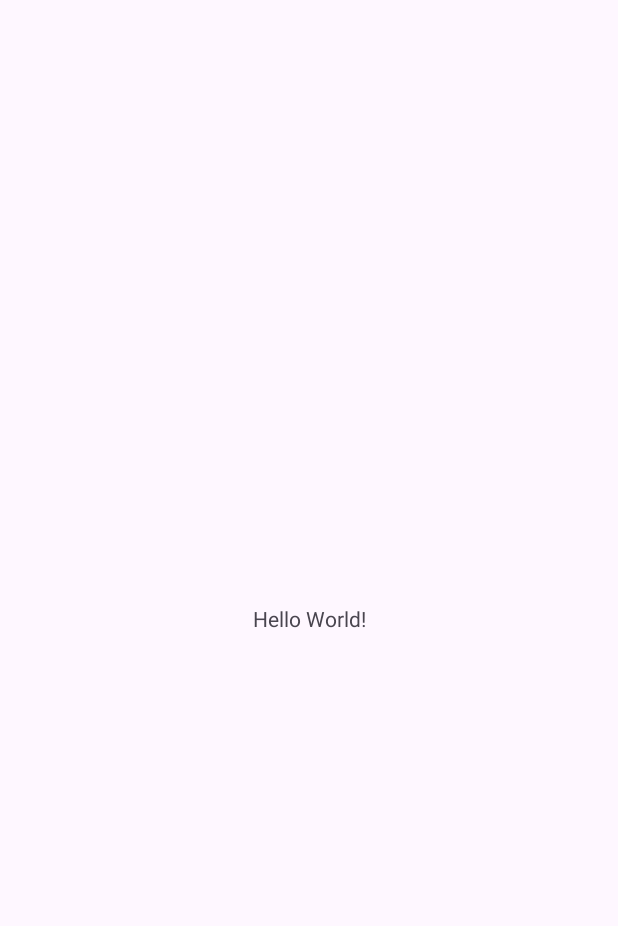
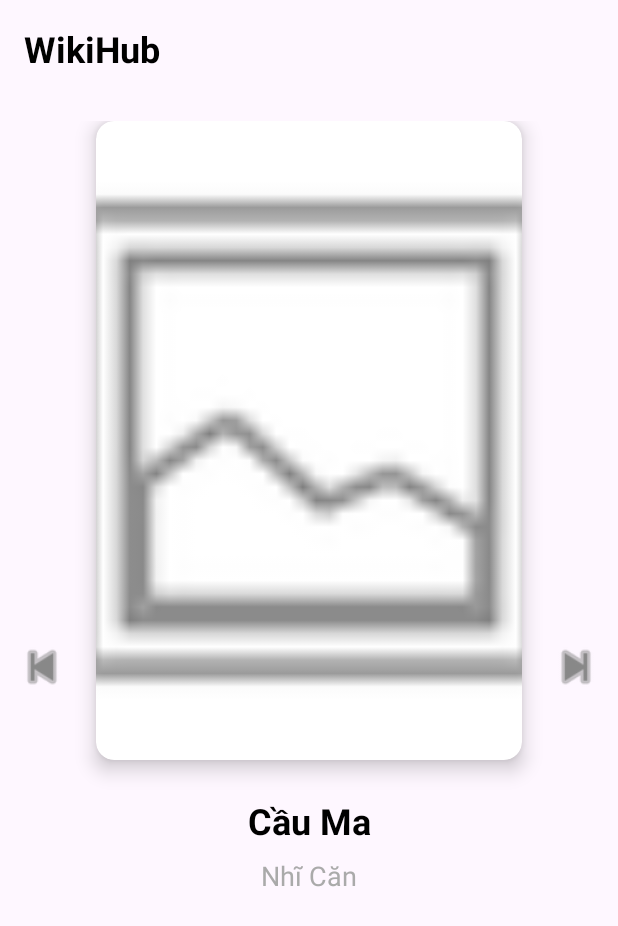
Before and after one commit to TienDatNguyen104473172/Software-Development-For-Mobile-App, an Android app: the screen it shows after launch (MainActivity), on a phone screen of 412 x 824 dp. Before the commit the part shown is almost empty. Shown: the top 926 px of the screen. Run offline under Robolectric (Android 15) with nearby library versions, the phone set to English and light mode, and no system bars; our stand-ins replace Room's generated code.

Commit message:
Feature: Implement Cover Flow UI for Home Screen

```diff
--- a/app/src/main/AndroidManifest.xml
+++ b/app/src/main/AndroidManifest.xml
@@ -3,6 +3,7 @@
     xmlns:tools="http://schemas.android.com/tools">
 
     <application
+        android:name=".WikiApplication"
         android:allowBackup="true"
         android:dataExtractionRules="@xml/data_extraction_rules"
         android:fullBackupContent="@xml/backup_rules"
--- a/app/src/main/java/com/example/mini_library/MainActivity.kt
+++ b/app/src/main/java/com/example/mini_library/MainActivity.kt
@@ -1,20 +1,80 @@
-package com.example.mini_library
+package com.example.mini_library // Đảm bảo đúng package của bạn
 
 import android.os.Bundle
-import androidx.activity.enableEdgeToEdge
+import android.view.View
+import android.widget.Toast
+import androidx.activity.viewModels
 import androidx.appcompat.app.AppCompatActivity
-import androidx.core.view.ViewCompat
-import androidx.core.view.WindowInsetsCompat
+import androidx.viewpager2.widget.ViewPager2
+import com.example.mini_library.data.Novel
+import com.example.mini_library.ui.MainViewModel
+import com.example.mini_library.ui.MainViewModelFactory
+import com.example.mini_library.ui.NovelAdapter
 
 class MainActivity : AppCompatActivity() {
+
+    // 1. Khởi tạo ViewModel (để lấy dữ liệu)
+    private val viewModel: MainViewModel by viewModels {
+        MainViewModelFactory((application as WikiApplication).repository)
+    }
+
     override fun onCreate(savedInstanceState: Bundle?) {
         super.onCreate(savedInstanceState)
-        enableEdgeToEdge()
         setContentView(R.layout.activity_main)
-        ViewCompat.setOnApplyWindowInsetsListener(findViewById(R.id.main)) { v, insets ->
-            val systemBars = insets.getInsets(WindowInsetsCompat.Type.systemBars())
-            v.setPadding(systemBars.left, systemBars.top, systemBars.right, systemBars.bottom)
-            insets
+
+        // 2. Tìm ViewPager2 và các nút
+        val viewPager = findViewById<ViewPager2>(R.id.viewPagerNovels)
+        val btnPrev = findViewById<View>(R.id.btnPrev)
+        val btnNext = findViewById<View>(R.id.btnNext)
+
+        // 3. Khởi tạo Adapter
+        val adapter = NovelAdapter { novel ->
+            // Xử lý khi nhấn vào bìa sách
+            Toast.makeText(this, "Selected: ${novel.title}", Toast.LENGTH_SHORT).show()
+            // Sau này sẽ mở màn hình đọc truyện tại đây
+        }
+        viewPager.adapter = adapter
+
+        // 4. Tạo hiệu ứng "Cover Flow" (trang ở giữa to hơn)
+        viewPager.offscreenPageLimit = 1 // Giữ 1 trang bên cạnh
+        viewPager.setPageTransformer { page, position ->
+            val absPos = Math.abs(position)
+            page.scaleY = 0.85f + (1 - absPos) * 0.15f
+            page.scaleX = 0.85f + (1 - absPos) * 0.15f
+            page.alpha = 0.5f + (1 - absPos) * 0.5f
+        }
+
+        // 5. Quan sát (Observe) dữ liệu từ ViewModel
+        viewModel.allNovels.observe(this) { novels ->
+            if (novels.isNullOrEmpty()) {
+                // Nếu DB trống, thêm dữ liệu mẫu
+                addSampleData()
+            } else {
+                // Nếu có dữ liệu, cập nhật lên Adapter
+                adapter.submitList(novels)
+            }
+        }
+
+        // 6. Xử lý nút mũi tên
+        btnPrev.setOnClickListener {
+            val currentItem = viewPager.currentItem
+            if (currentItem > 0) {
+                viewPager.setCurrentItem(currentItem - 1, true) // Lướt về trước
+            }
+        }
+
+        btnNext.setOnClickListener {
+            val currentItem = viewPager.currentItem
+            if (currentItem < adapter.itemCount - 1) {
+                viewPager.setCurrentItem(currentItem + 1, true) // Lướt về sau
+            }
         }
     }
+
+    // Hàm thêm dữ liệu mẫu
+    private fun addSampleData() {
+        viewModel.insertNovel(Novel(title = "Phàm Nhân Tu Tiên", author = "Vong Ngữ", coverUrl = "", summary = ""))
+        viewModel.insertNovel(Novel(title = "Tiên Nghịch", author = "Nhĩ Căn", coverUrl = "", summary = ""))
+        viewModel.insertNovel(Novel(title = "Cầu Ma", author = "Nhĩ Căn", coverUrl = "", summary = ""))
+    }
 }
--- /dev/null
+++ b/app/src/main/java/com/example/mini_library/WikiApplication.kt
@@ -0,0 +1,11 @@
+package com.example.mini_library
+
+import android.app.Application
+import com.example.mini_library.data.AppDatabase
+import com.example.mini_library.data.WikiRepository
+
+class WikiApplication : Application() {
+    // Tạo database và repository một lần duy nhất khi app khởi động
+    val database by lazy { AppDatabase.getDatabase(this) }
+    val repository by lazy { WikiRepository(database.novelDao(), database.arcDao(), database.characterDao()) }
+}
--- /dev/null
+++ b/app/src/main/java/com/example/mini_library/data/AppDatabase.kt
@@ -0,0 +1,37 @@
+package com.example.mini_library.data
+
+import android.content.Context
+import androidx.room.Database
+import androidx.room.Room
+import androidx.room.RoomDatabase
+
+// 1. Khai báo đây là Database, bao gồm các bảng nào, version bao nhiêu
+@Database(entities = [Novel::class, Arc::class, Character::class], version = 1, exportSchema = false)
+abstract class AppDatabase : RoomDatabase() {
+
+    // 2. Khai báo các DAO để truy cập dữ liệu
+    abstract fun novelDao(): NovelDao
+    abstract fun arcDao(): ArcDao
+    abstract fun characterDao(): CharacterDao
+
+    // 3. Companion object để tạo instance duy nhất (Singleton pattern)
+    companion object {
+        @Volatile
+        private var INSTANCE: AppDatabase? = null
+
+        fun getDatabase(context: Context): AppDatabase {
+            // Nếu INSTANCE đã có thì trả về, nếu chưa thì tạo mới
+            return INSTANCE ?: synchronized(this) {
+                val instance = Room.databaseBuilder(
+                    context.applicationContext,
+                    AppDatabase::class.java,
+                    "wikihub_database" // Tên file database trên điện thoại
+                )
+                    .fallbackToDestructiveMigration() // Nếu đổi version mà chưa biết migrate thì xóa cũ tạo mới (chỉ dùng lúc dev)
+                    .build()
+                INSTANCE = instance
+                instance
+            }
+        }
+    }
+}
--- /dev/null
+++ b/app/src/main/java/com/example/mini_library/data/Arc.kt
@@ -0,0 +1,26 @@
+package com.example.mini_library.data
+
+import androidx.room.Entity
+import androidx.room.ForeignKey
+import androidx.room.Index
+import androidx.room.PrimaryKey
+
+@Entity(
+    tableName = "arcs",
+    foreignKeys = [
+        ForeignKey(
+            entity = Novel::class,
+            parentColumns = ["id"],
+            childColumns = ["novelId"],
+            onDelete = ForeignKey.CASCADE
+        )
+    ],
+    indices = [Index(value = ["novelId"])]
+)
+data class Arc(
+    @PrimaryKey(autoGenerate = true) val id: Int = 0,
+    val novelId: Int,
+    val title: String,
+    val order: Int,
+    val summary: String
+)
--- /dev/null
+++ b/app/src/main/java/com/example/mini_library/data/ArcDao.kt
@@ -0,0 +1,25 @@
+package com.example.mini_library.data
+
+import androidx.room.Dao
+import androidx.room.Delete
+import androidx.room.Insert
+import androidx.room.OnConflictStrategy
+import androidx.room.Query
+import androidx.room.Update
+import kotlinx.coroutines.flow.Flow
+
+@Dao
+interface ArcDao {
+    // Lấy tất cả Arc của một truyện cụ thể, sắp xếp theo thứ tự
+    @Query("SELECT * FROM arcs WHERE novelId = :novelId ORDER BY `order` ASC")
+    fun getArcsByNovel(novelId: Int): Flow<List<Arc>>
+
+    @Insert(onConflict = OnConflictStrategy.REPLACE)
+    suspend fun insert(arc: Arc)
+
+    @Update
+    suspend fun update(arc: Arc)
+
+    @Delete
+    suspend fun delete(arc: Arc)
+}
--- /dev/null
+++ b/app/src/main/java/com/example/mini_library/data/Character.kt
@@ -0,0 +1,27 @@
+package com.example.mini_library.data
+
+import androidx.room.Entity
+import androidx.room.ForeignKey
+import androidx.room.Index
+import androidx.room.PrimaryKey
+
+@Entity(
+    tableName = "characters",
+    foreignKeys = [
+        ForeignKey(
+            entity = Novel::class,
+            parentColumns = ["id"],
+            childColumns = ["novelId"],
+            onDelete = ForeignKey.CASCADE
+        )
+    ],
+    indices = [Index(value = ["novelId"])]
+)
+data class Character(
+    @PrimaryKey(autoGenerate = true) val id: Int = 0,
+    val novelId: Int,
+    val name: String,
+    val avatarUrl: String,
+    val role: String,
+    val bio: String
+)
--- /dev/null
+++ b/app/src/main/java/com/example/mini_library/data/CharacterDao.kt
@@ -0,0 +1,25 @@
+package com.example.mini_library.data
+
+import androidx.room.Dao
+import androidx.room.Delete
+import androidx.room.Insert
+import androidx.room.OnConflictStrategy
+import androidx.room.Query
+import androidx.room.Update
+import kotlinx.coroutines.flow.Flow
+
+@Dao
+interface CharacterDao {
+    // Lấy tất cả nhân vật của một truyện
+    @Query("SELECT * FROM characters WHERE novelId = :novelId ORDER BY name ASC")
+    fun getCharactersByNovel(novelId: Int): Flow<List<Character>>
+
+    @Insert(onConflict = OnConflictStrategy.REPLACE)
+    suspend fun insert(character: Character)
+
+    @Update
+    suspend fun update(character: Character)
+
+    @Delete
+    suspend fun delete(character: Character)
+}
--- /dev/null
+++ b/app/src/main/java/com/example/mini_library/data/Novel.kt
@@ -0,0 +1,13 @@
+package com.example.mini_library.data
+
+import androidx.room.Entity
+import androidx.room.PrimaryKey
+
+@Entity(tableName = "novels")
+data class Novel(
+    @PrimaryKey(autoGenerate = true) val id: Int = 0,
+    val title: String,
+    val author: String,
+    val coverUrl: String,
+    val summary: String
+)
--- /dev/null
+++ b/app/src/main/java/com/example/mini_library/data/NovelDao.kt
@@ -0,0 +1,32 @@
+package com.example.mini_library.data
+
+import androidx.room.Dao
+import androidx.room.Delete
+import androidx.room.Insert
+import androidx.room.OnConflictStrategy
+import androidx.room.Query
+import androidx.room.Update
+import kotlinx.coroutines.flow.Flow
+
+@Dao
+interface NovelDao {
+    // Lấy tất cả truyện, sắp xếp theo tên
+    @Query("SELECT * FROM novels ORDER BY title ASC")
+    fun getAllNovels(): Flow<List<Novel>>
+
+    // Lấy một truyện cụ thể theo ID
+    @Query("SELECT * FROM novels WHERE id = :id")
+    fun getNovel(id: Int): Flow<Novel>
+
+    // Thêm truyện mới (nếu trùng ID thì ghi đè)
+    @Insert(onConflict = OnConflictStrategy.REPLACE)
+    suspend fun insert(novel: Novel)
+
+    // Cập nhật thông tin truyện
+    @Update
+    suspend fun update(novel: Novel)
+
+    // Xóa một truyện
+    @Delete
+    suspend fun delete(novel: Novel)
+}
--- /dev/null
+++ b/app/src/main/java/com/example/mini_library/data/WikiRepository.kt
@@ -0,0 +1,29 @@
+package com.example.mini_library.data
+
+import kotlinx.coroutines.flow.Flow
+
+// Repository nhận vào các DAO để làm việc với Database
+class WikiRepository(
+    private val novelDao: NovelDao,
+    private val arcDao: ArcDao,
+    private val characterDao: CharacterDao
+) {
+    // --- Novel (Truyện) ---
+    val allNovels: Flow<List<Novel>> = novelDao.getAllNovels()
+
+    fun getNovel(id: Int): Flow<Novel> = novelDao.getNovel(id)
+
+    suspend fun insertNovel(novel: Novel) = novelDao.insert(novel)
+    suspend fun updateNovel(novel: Novel) = novelDao.update(novel)
+    suspend fun deleteNovel(novel: Novel) = novelDao.delete(novel)
+
+    // --- Arc (Hồi) ---
+    fun getArcsByNovel(novelId: Int): Flow<List<Arc>> = arcDao.getArcsByNovel(novelId)
+    suspend fun insertArc(arc: Arc) = arcDao.insert(arc)
+    suspend fun deleteArc(arc: Arc) = arcDao.delete(arc)
+
+    // --- Character (Nhân vật) ---
+    fun getCharactersByNovel(novelId: Int): Flow<List<Character>> = characterDao.getCharactersByNovel(novelId)
+    suspend fun insertCharacter(character: Character) = characterDao.insert(character)
+    suspend fun deleteCharacter(character: Character) = characterDao.delete(character)
+}
--- /dev/null
+++ b/app/src/main/java/com/example/mini_library/ui/MainViewModel.kt
@@ -0,0 +1,37 @@
+package com.example.mini_library.ui
+
+import androidx.lifecycle.ViewModel
+import androidx.lifecycle.ViewModelProvider
+import androidx.lifecycle.asLiveData
+import androidx.lifecycle.viewModelScope
+import com.example.mini_library.data.Novel
+import com.example.mini_library.data.WikiRepository
+import kotlinx.coroutines.launch
+
+class MainViewModel(private val repository: WikiRepository) : ViewModel() {
+
+    // --- Novel (Truyện) ---
+    // Chuyển Flow thành LiveData để UI dễ quan sát
+    val allNovels = repository.allNovels.asLiveData()
+
+    fun insertNovel(novel: Novel) = viewModelScope.launch {
+        repository.insertNovel(novel)
+    }
+
+    fun deleteNovel(novel: Novel) = viewModelScope.launch {
+        repository.deleteNovel(novel)
+    }
+
+    // (Bạn có thể thêm các hàm cho Arc và Character tương tự khi cần)
+}
+
+// Factory để tạo ViewModel với tham số là Repository
+class MainViewModelFactory(private val repository: WikiRepository) : ViewModelProvider.Factory {
+    override fun <T : ViewModel> create(modelClass: Class<T>): T {
+        if (modelClass.isAssignableFrom(MainViewModel::class.java)) {
+            @Suppress("UNCHECKED_CAST")
+            return MainViewModel(repository) as T
+        }
+        throw IllegalArgumentException("Unknown ViewModel class")
+    }
+}
--- /dev/null
+++ b/app/src/main/java/com/example/mini_library/ui/NovelAdapter.kt
@@ -0,0 +1,60 @@
+package com.example.mini_library.ui // Đảm bảo đúng package của bạn
+
+import android.view.LayoutInflater
+import android.view.View
+import android.view.ViewGroup
+import android.widget.TextView
+import androidx.recyclerview.widget.DiffUtil
+import androidx.recyclerview.widget.ListAdapter
+import androidx.recyclerview.widget.RecyclerView
+import com.example.mini_library.R
+import com.example.mini_library.data.Novel
+
+// Adapter này dùng ListAdapter để tự động xử lý thay đổi dữ liệu (rất hiệu quả)
+class NovelAdapter(private val onItemClicked: (Novel) -> Unit) :
+    ListAdapter<Novel, NovelAdapter.NovelViewHolder>(DiffCallback) {
+
+    // 1. ViewHolder: Giữ các View của MỘT trang bìa sách
+    class NovelViewHolder(itemView: View) : RecyclerView.ViewHolder(itemView) {
+        // Tìm các View bên trong file item_novel_cover.xml
+        private val textTitle: TextView = itemView.findViewById(R.id.textTitle)
+        private val textAuthor: TextView = itemView.findViewById(R.id.textAuthor)
+        // private val imageCover: ImageView = itemView.findViewById(R.id.imageCover) // Sẽ dùng sau
+
+        // Hàm này gán dữ liệu từ 'Novel' vào các View
+        fun bind(novel: Novel) {
+            textTitle.text = novel.title
+            textAuthor.text = novel.author
+            // Sau này chúng ta sẽ dùng thư viện Glide/Coil để load ảnh bìa vào imageCover
+        }
+    }
+
+    // 2. Được gọi khi ViewPager2 cần tạo một trang mới
+    override fun onCreateViewHolder(parent: ViewGroup, viewType: Int): NovelViewHolder {
+        // "Thổi phồng" (Inflate) layout mới của chúng ta
+        val view = LayoutInflater.from(parent.context)
+            .inflate(R.layout.item_novel_cover, parent, false)
+        return NovelViewHolder(view)
+    }
+
+    // 3. Được gọi khi ViewPager2 muốn hiển thị dữ liệu cho một trang
+    override fun onBindViewHolder(holder: NovelViewHolder, position: Int) {
+        val novel = getItem(position)
+        holder.bind(novel)
+        // Bắt sự kiện click vào trang sách
+        holder.itemView.setOnClickListener {
+            onItemClicked(novel)
+        }
+    }
+
+    // 4. Đối tượng giúp so sánh danh sách cũ và mới (rất quan trọng cho ListAdapter)
+    companion object DiffCallback : DiffUtil.ItemCallback<Novel>() {
+        override fun areItemsTheSame(oldItem: Novel, newItem: Novel): Boolean {
+            return oldItem.id == newItem.id
+        }
+
+        override fun areContentsTheSame(oldItem: Novel, newItem: Novel): Boolean {
+            return oldItem == newItem
+        }
+    }
+}
--- a/app/src/main/res/layout/activity_main.xml
+++ b/app/src/main/res/layout/activity_main.xml
@@ -2,18 +2,56 @@
 <androidx.constraintlayout.widget.ConstraintLayout xmlns:android="http://schemas.android.com/apk/res/android"
     xmlns:app="http://schemas.android.com/apk/res-auto"
     xmlns:tools="http://schemas.android.com/tools"
-    android:id="@+id/main"
     android:layout_width="match_parent"
     android:layout_height="match_parent"
     tools:context=".MainActivity">
 
     <TextView
-        android:layout_width="wrap_content"
+        android:id="@+id/textTitle"
+        android:layout_width="0dp"
         android:layout_height="wrap_content"
-        android:text="Hello World!"
+        android:padding="16dp"
+        android:text="@string/app_name"
+        android:textSize="24sp"
+        android:textStyle="bold"
+        android:textColor="@android:color/black"
+        app:layout_constraintTop_toTopOf="parent"
+        app:layout_constraintStart_toStartOf="parent"
+        app:layout_constraintEnd_toEndOf="parent" />
+
+    <androidx.viewpager2.widget.ViewPager2
+        android:id="@+id/viewPagerNovels"
+        android:layout_width="0dp"
+        android:layout_height="0dp"
+        app:layout_constraintTop_toBottomOf="@id/textTitle"
         app:layout_constraintBottom_toBottomOf="parent"
+        app:layout_constraintStart_toStartOf="parent"
+        app:layout_constraintEnd_toEndOf="parent" />
+
+    <ImageButton
+        android:id="@+id/btnPrev"
+        android:layout_width="40dp"
+        android:layout_height="40dp"
+        android:layout_marginStart="8dp"
+        android:background="?attr/selectableItemBackgroundBorderless"
+        android:src="@android:drawable/ic_media_previous"
+        android:scaleType="fitCenter"
+        app:tint="#888888"
+        app:layout_constraintStart_toStartOf="parent"
+        app:layout_constraintTop_toTopOf="@id/viewPagerNovels"
+        app:layout_constraintBottom_toBottomOf="@id/viewPagerNovels" />
+
+    <ImageButton
+        android:id="@+id/btnNext"
+        android:layout_width="40dp"
+        android:layout_height="40dp"
+        android:layout_marginEnd="8dp"
+        android:background="?attr/selectableItemBackgroundBorderless"
+        android:src="@android:drawable/ic_media_next"
+        android:scaleType="fitCenter"
+        app:tint="#888888"
         app:layout_constraintEnd_toEndOf="parent"
-        app:layout_constraintStart_toStartOf="parent"
-        app:layout_constraintTop_toTopOf="parent" />
+        app:layout_constraintTop_toTopOf="@id/viewPagerNovels"
+        app:layout_constraintBottom_toBottomOf="@id/viewPagerNovels" />
 
 </androidx.constraintlayout.widget.ConstraintLayout>
--- /dev/null
+++ b/app/src/main/res/layout/item_novel_cover.xml
@@ -0,0 +1,57 @@
+<?xml version="1.0" encoding="utf-8"?>
+<androidx.constraintlayout.widget.ConstraintLayout xmlns:android="http://schemas.android.com/apk/res/android"
+    xmlns:app="http://schemas.android.com/apk/res-auto"
+    android:layout_width="match_parent"
+    android:layout_height="match_parent"
+    android:padding="16dp"> <androidx.cardview.widget.CardView
+    android:id="@+id/cardCover"
+    android:layout_width="0dp"
+    android:layout_height="0dp"
+    android:layout_marginStart="48dp"
+    android:layout_marginEnd="48dp"
+    app:cardCornerRadius="12dp"
+    app:cardElevation="8dp"
+    app:layout_constraintBottom_toTopOf="@+id/textTitle"
+    app:layout_constraintDimensionRatio="2:3"
+    app:layout_constraintEnd_toEndOf="parent"
+    app:layout_constraintStart_toStartOf="parent"
+    app:layout_constraintTop_toTopOf="parent"
+    app:layout_constraintVertical_bias="0.45">
+
+    <ImageView
+        android:id="@+id/imageCover"
+        android:layout_width="match_parent"
+        android:layout_height="match_parent"
+        android:scaleType="centerCrop"
+        android:src="@android:drawable/ic_menu_gallery" />
+
+</androidx.cardview.widget.CardView>
+
+    <TextView
+        android:id="@+id/textTitle"
+        android:layout_width="0dp"
+        android:layout_height="wrap_content"
+        android:layout_marginTop="24dp"
+        android:gravity="center"
+        android:text="Tên Truyện"
+        android:textColor="@android:color/black"
+        android:textSize="24sp"
+        android:textStyle="bold"
+        app:layout_constraintEnd_toEndOf="parent"
+        app:layout_constraintStart_toStartOf="parent"
+        app:layout_constraintTop_toBottomOf="@id/cardCover" />
+
+    <TextView
+        android:id="@+id/textAuthor"
+        android:layout_width="0dp"
+        android:layout_height="wrap_content"
+        android:layout_marginTop="8dp"
+        android:gravity="center"
+        android:text="Tác giả"
+        android:textColor="@android:color/darker_gray"
+        android:textSize="18sp"
+        app:layout_constraintEnd_toEndOf="parent"
+        app:layout_constraintStart_toStartOf="parent"
+        app:layout_constraintTop_toBottomOf="@id/textTitle" />
+
+</androidx.constraintlayout.widget.ConstraintLayout>
--- a/app/src/main/res/values/strings.xml
+++ b/app/src/main/res/values/strings.xml
@@ -1,3 +1,5 @@
 <resources>
-    <string name="app_name">Mini_Library</string>
+    <string name="app_name">WikiHub</string>
+    <string name="novel_title_label">Novel Title</string>
+    <string name="author_label">Author</string>
 </resources>
```
Also changed, not shown: app/build.gradle.kts (+12 -0 lines), 1 other file.
